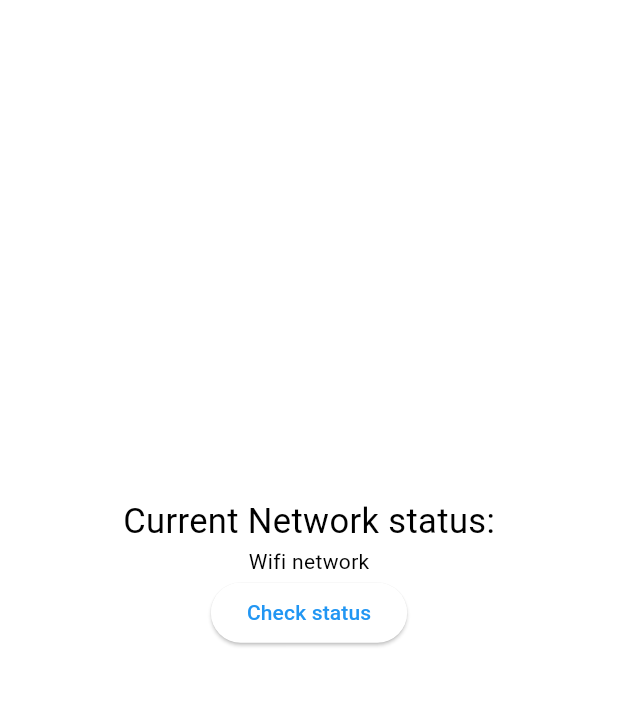
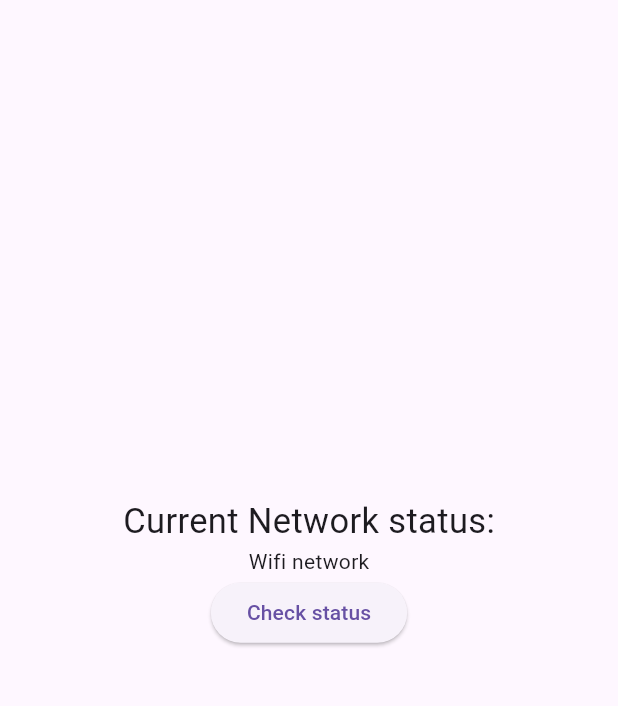
Before and after one commit to PearlinsmilyH/Flutter, a Flutter app: the screen it shows after launch, after a tap on "Check status", on a phone screen of 412 x 824 dp, the part 90-796 px from its top. Run offline on Flutter 3.47's test engine with Material 3 defaults, Android fonts, the phone set to English and light mode, and no system bars; our stand-ins replace connectivity_plus.

Commit message:
Update main.dart

```diff
--- a/lib/main.dart
+++ b/lib/main.dart
@@ -1,4 +1,4 @@
-import 'package:connectivity_plus/connectivity_plus.dart';
+import 'package:connectivity_plus/connectivity_plus.dart';                              //provides functionality for checking network connectivity
 import 'package:flutter/material.dart';
 
 void main() {
@@ -12,9 +12,6 @@ class MyApp extends StatelessWidget {
   Widget build(BuildContext context) {
     return MaterialApp(
       title: 'Flutter Demo',
-      theme: ThemeData(
-        colorScheme: ColorScheme.fromSwatch(primarySwatch: Colors.blue),
-      ),
       home: ConnectivityPage(),
     );
   }
@@ -34,11 +31,11 @@ class _ConnectivityPageState extends State<ConnectivityPage> {
   void initState() {
     super.initState();
     data = "Checking...";
-    checkStatus();
+    checkStatus();                                                                   // method to determine the current network status
   }
 
   Future<void> checkStatus() async {
-    final connectivityResult = await Connectivity().checkConnectivity();
+    final connectivityResult = await Connectivity().checkConnectivity();             // connectivity result is obtained using Connectivity().checkConnectivity()
     if (connectivityResult == ConnectivityResult.mobile) {
       data = "Mobile Network";
     } else if (connectivityResult == ConnectivityResult.wifi) {
@@ -77,8 +74,11 @@ class _ConnectivityPageState extends State<ConnectivityPage> {
             FutureBuilder(
               future: checkStatus(),
               builder: (context, snapshot) {
-                if (snapshot.connectionState == ConnectionState.waiting) {
-                  return CircularProgressIndicator();
+                if (snapshot.connectionState == ConnectionState.waiting) {                /*While waiting for the future to complete (checkStatus()), a CircularProgressIndicator is shown.
+                                                                                            Once the future completes, the network status is displayed using a Text widget.*/
+
+                  return CircularProgressIndicator();                                     /* displays a circular loading indicator,used to indicate that some process
+                                                                                            is ongoing and the user should wait for it to complete.*/
                 } else {
                   return Text(data);
                 }
```
